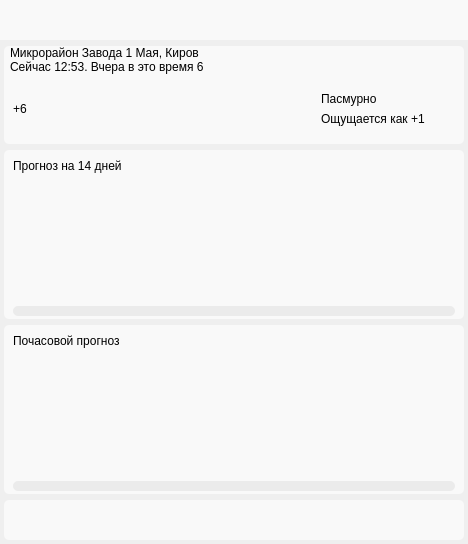
The window that path/interface.ui (bigidulka/Weather) describes before a commit, drawn with Qt 5.
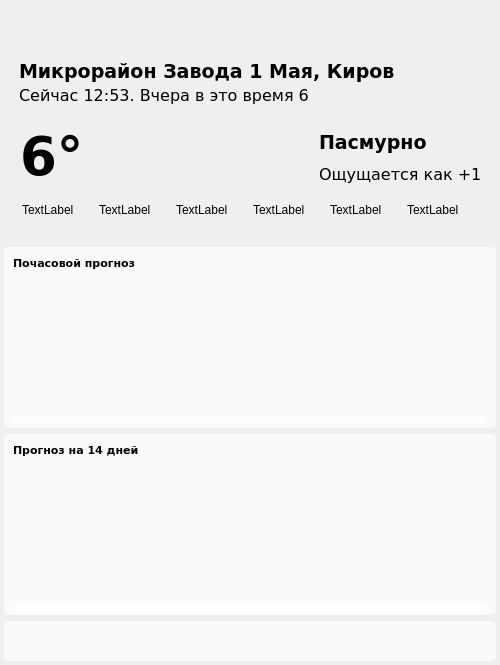
The same window after the commit. Icons and pictures are not drawn.

Diff of the .ui file:
```diff
--- a/path/interface.ui
+++ b/path/interface.ui
@@ -6,106 +6,135 @@
    <rect>
     <x>0</x>
     <y>0</y>
-    <width>468</width>
-    <height>544</height>
+    <width>500</width>
+    <height>665</height>
    </rect>
   </property>
+  <property name="font">
+   <font>
+    <pointsize>14</pointsize>
+   </font>
+  </property>
   <property name="windowTitle">
    <string>MainWindow</string>
   </property>
   <property name="styleSheet">
-   <string notr="true">#title {
-background-color: rgb(249, 249, 249);
-  border-radius: 0px;
+   <string notr="true">#MainWindow {
+background-image: url(:/fons/fons/stock-photo-beautiful-light-blue-sky-clouds.jpg);
 }
 
 QPushButton {
 background-color: transparent;
 border: 2px solid transparent;
-  border-radius: 5px;
-}
-
-#centralWidget {
-  border-radius: 5px;
+border-radius: 5px;
 }
 
 QFrame {
-  border-radius: 5px;
+border-radius: 5px;
+}
+
+#nameCityCountry,#condition,#prognozDn, #prognoz14, #temp {
+font-family: &quot;Verdana&quot;;
+font-weight: bold;
 }
 
 QPushButton:hover {
-background-color: rgba(200, 200, 200, 0.3);
+background-color: rgba(255, 255, 255, 0.5);
 border: 2px solid transparent;
 }
 
 QPushButton:pressed {
-background-color: rgba(200, 200, 200, 0.5);
-border: 2px solid transparent;
+background-color: rgba(255, 255, 255, 0.7);
+border: 2px solid transparent
 }
 
-#today, #hourly_forecast, #daily_forecast {
-  border-radius: 5px;
-  color: #333;
-  background-color: rgb(249, 249, 249);
-  padding: 5px
+#hourly_forecast,  #daily_forecast {
+border-radius: 5px;
+background-color:  rgba(255, 255, 255, 0.7);
+padding: 5px;
+}
 
+#hourly_forecast:hover,  #daily_forecast:hover {
+border: 2px solid rgba(232, 232, 232, 0.7);
 }
 
+
+/*скролл арея*/
 QScrollArea {
-                background-color: #ffffff;
-                border: none;
-  border-radius: 5px;
+background-color: transparent;
+border: none;
+border-radius: 5px;
 }
 
 #daily_scrollAreaCont, #hourly_scrollAreaCont {
-background-color: rgb(249, 249, 249);
+background-color: transparent;
 }
 
+
+/*скроллбары*/
 QScrollArea QFrame {
-    background-color: rgba(255, 255, 255, 0.0);
+background-color: transparent;
 }
 
 QScrollBar:horizontal {
-    background-color: rgb(249, 249, 249);
-    height: 10px;
+background-color: transparent;
+height: 10px;
 }
 
 QScrollBar {
-    background-color: transparent;
+background-color: transparent;
 }
 
 QScrollBar::handle {
-    background-color: rgba(200, 200, 200, 0.3);
-    border-radius: 5px;
+background-color: rgba(255, 255, 255, 0.7);
+border-radius: 5px;
+border: none;
 }
 
 QScrollBar::handle:hover, QScrollBar::handle:pressed {
-    background-color: rgba(200, 200, 200, 0.5);
+background-color: rgba(255, 255, 255, 0.9);
 }
 
 QScrollBar::add-page, QScrollBar::sub-page {
-    background-color: transparent;
+background-color: transparent;
 }
 
 QScrollBar::add-line, QScrollBar::sub-line {
-    background-color: transparent;
-    width: 0px;
-    height: 0px;
+background-color: transparent;
+width: 0px;
+height: 0px;
 }
 
 QScrollBar::add-line:horizontal {
-    border-right: 1px solid #333333;
+border-right: 1px solid #fff;
 }
 
 QScrollBar::sub-line:horizontal {
-    border-left: 1px solid #333333;
+border-left: 1px solid #fff;
 }
 
 QScrollBar::handle:horizontal {
-    min-width: 20px;
+min-width: 20px;
 }
 
-</string>
+
+
+/*поиск*/
+#searhPanel {
+background-color: rgba(255, 255, 255, 0.7);
+border-radius: 5px;
+padding: 5px;
+}
+
+#searhPanel:hover {
+border: 2px solid rgba(232, 232, 232, 0.7);
+}
+
+
+
+#searchEdit {
+background-color: rgba(255, 255, 255, 0);
+}</string>
   </property>
   <widget class="QWidget" name="centralwidget">
    <layout class="QVBoxLayout" name="verticalLayout">
@@ -179,7 +208,7 @@
          </property>
          <property name="icon">
           <iconset resource="res.qrc">
-           <normaloff>:/icon/icons/near_me_FILL0_wght400_GRAD0_opsz48.svg</normaloff>:/icon/icons/near_me_FILL0_wght400_GRAD0_opsz48.svg</iconset>
+           <normaloff>:/icons/icons/near_me_FILL0_wght400_GRAD0_opsz48.svg</normaloff>:/icons/icons/near_me_FILL0_wght400_GRAD0_opsz48.svg</iconset>
          </property>
         </widget>
        </item>
@@ -197,7 +226,7 @@
         </spacer>
        </item>
        <item>
-        <widget class="QPushButton" name="hide">
+        <widget class="QPushButton" name="hideBtn">
          <property name="sizePolicy">
           <sizepolicy hsizetype="Preferred" vsizetype="Expanding">
            <horstretch>0</horstretch>
@@ -215,12 +244,12 @@
          </property>
          <property name="icon">
           <iconset resource="res.qrc">
-           <normaloff>:/icon/icons/remove_FILL0_wght400_GRAD0_opsz48.svg</normaloff>:/icon/icons/remove_FILL0_wght400_GRAD0_opsz48.svg</iconset>
+           <normaloff>:/icons/icons/remove_FILL0_wght400_GRAD0_opsz48.svg</normaloff>:/icons/icons/remove_FILL0_wght400_GRAD0_opsz48.svg</iconset>
          </property>
         </widget>
        </item>
        <item>
-        <widget class="QPushButton" name="close">
+        <widget class="QPushButton" name="closeBtn">
          <property name="sizePolicy">
           <sizepolicy hsizetype="Preferred" vsizetype="Expanding">
            <horstretch>0</horstretch>
@@ -238,7 +267,7 @@
          </property>
          <property name="icon">
           <iconset resource="res.qrc">
-           <normaloff>:/icon/icons/close_FILL0_wght400_GRAD0_opsz48.svg</normaloff>:/icon/icons/close_FILL0_wght400_GRAD0_opsz48.svg</iconset>
+           <normaloff>:/icons/icons/close_FILL0_wght400_GRAD0_opsz48.svg</normaloff>:/icons/icons/close_FILL0_wght400_GRAD0_opsz48.svg</iconset>
          </property>
         </widget>
        </item>
@@ -258,7 +287,7 @@
         <number>4</number>
        </property>
        <property name="topMargin">
-        <number>6</number>
+        <number>20</number>
        </property>
        <property name="rightMargin">
         <number>4</number>
@@ -293,21 +322,9 @@
              <string notr="true"/>
             </property>
             <layout class="QVBoxLayout" name="verticalLayout_7">
-             <property name="spacing">
-              <number>0</number>
-             </property>
-             <property name="leftMargin">
-              <number>0</number>
-             </property>
              <property name="topMargin">
               <number>0</number>
              </property>
-             <property name="rightMargin">
-              <number>0</number>
-             </property>
-             <property name="bottomMargin">
-              <number>0</number>
-             </property>
              <item>
               <widget class="QFrame" name="basicInfo">
                <property name="frameShape">
@@ -364,16 +381,62 @@
                    </property>
                    <item>
                     <widget class="QLabel" name="nameCityCountry">
+                     <property name="sizePolicy">
+                      <sizepolicy hsizetype="Preferred" vsizetype="Preferred">
+                       <horstretch>0</horstretch>
+                       <verstretch>0</verstretch>
+                      </sizepolicy>
+                     </property>
+                     <property name="palette">
+                      <palette>
+                       <active/>
+                       <inactive/>
+                       <disabled/>
+                      </palette>
+                     </property>
+                     <property name="font">
+                      <font>
+                       <family>Verdana</family>
+                       <pointsize>14</pointsize>
+                       <weight>75</weight>
+                       <bold>true</bold>
+                      </font>
+                     </property>
                      <property name="text">
                       <string>Микрорайон Завода 1 Мая, Киров</string>
                      </property>
+                     <property name="textFormat">
+                      <enum>Qt::AutoText</enum>
+                     </property>
+                     <property name="scaledContents">
+                      <bool>false</bool>
+                     </property>
+                     <property name="alignment">
+                      <set>Qt::AlignLeading|Qt::AlignLeft|Qt::AlignTop</set>
+                     </property>
                     </widget>
                    </item>
                    <item>
                     <widget class="QLabel" name="time">
+                     <property name="palette">
+                      <palette>
+                       <active/>
+                       <inactive/>
+                       <disabled/>
+                      </palette>
+                     </property>
+                     <property name="font">
+                      <font>
+                       <family>Verdana</family>
+                       <pointsize>12</pointsize>
+                      </font>
+                     </property>
                      <property name="text">
                       <string>Сейчас 12:53. Вчера в это время 6</string>
                      </property>
+                     <property name="alignment">
+                      <set>Qt::AlignBottom|Qt::AlignLeading|Qt::AlignLeft</set>
+                     </property>
                     </widget>
                    </item>
                   </layout>
@@ -388,25 +451,94 @@
                    <enum>QFrame::Raised</enum>
                   </property>
                   <layout class="QHBoxLayout" name="horizontalLayout_3">
+                   <property name="spacing">
+                    <number>0</number>
+                   </property>
+                   <property name="leftMargin">
+                    <number>0</number>
+                   </property>
+                   <property name="topMargin">
+                    <number>20</number>
+                   </property>
+                   <property name="rightMargin">
+                    <number>0</number>
+                   </property>
+                   <property name="bottomMargin">
+                    <number>0</number>
+                   </property>
+                   <item>
+                    <widget class="QLabel" name="ico">
+                     <property name="sizePolicy">
+                      <sizepolicy hsizetype="Preferred" vsizetype="Preferred">
+                       <horstretch>0</horstretch>
+                       <verstretch>0</verstretch>
+                      </sizepolicy>
+                     </property>
+                     <property name="text">
+                      <string/>
+                     </property>
+                     <property name="pixmap">
+                      <pixmap resource="res.qrc">:/weatherDay/weather/64x64/day/113.png</pixmap>
+                     </property>
+                     <property name="scaledContents">
+                      <bool>false</bool>
+                     </property>
+                     <property name="margin">
+                      <number>0</number>
+                     </property>
+                     <property name="openExternalLinks">
+                      <bool>false</bool>
+                     </property>
+                    </widget>
+                   </item>
                    <item>
                     <widget class="QLabel" name="temp">
+                     <property name="sizePolicy">
+                      <sizepolicy hsizetype="Expanding" vsizetype="Preferred">
+                       <horstretch>0</horstretch>
+                       <verstretch>0</verstretch>
+                      </sizepolicy>
+                     </property>
+                     <property name="maximumSize">
+                      <size>
+                       <width>16777215</width>
+                       <height>16777215</height>
+                      </size>
+                     </property>
+                     <property name="palette">
+                      <palette>
+                       <active/>
+                       <inactive/>
+                       <disabled/>
+                      </palette>
+                     </property>
+                     <property name="font">
+                      <font>
+                       <family>Verdana</family>
+                       <pointsize>40</pointsize>
+                       <weight>75</weight>
+                       <italic>false</italic>
+                       <bold>true</bold>
+                       <underline>false</underline>
+                       <strikeout>false</strikeout>
+                      </font>
+                     </property>
                      <property name="text">
-                      <string>+6</string>
+                      <string>6°</string>
                      </property>
-                    </widget>
-                   </item>
-                   <item>
-                    <widget class="QFrame" name="ico">
-                     <property name="frameShape">
-                      <enum>QFrame::StyledPanel</enum>
-                     </property>
-                     <property name="frameShadow">
-                      <enum>QFrame::Raised</enum>
+                     <property name="textFormat">
+                      <enum>Qt::AutoText</enum>
                      </property>
                     </widget>
                    </item>
                    <item>
                     <widget class="QFrame" name="frame_5">
+                     <property name="sizePolicy">
+                      <sizepolicy hsizetype="Minimum" vsizetype="Preferred">
+                       <horstretch>0</horstretch>
+                       <verstretch>0</verstretch>
+                      </sizepolicy>
+                     </property>
                      <property name="frameShape">
                       <enum>QFrame::StyledPanel</enum>
                      </property>
@@ -414,18 +546,64 @@
                       <enum>QFrame::Raised</enum>
                      </property>
                      <layout class="QVBoxLayout" name="verticalLayout_6">
+                      <property name="leftMargin">
+                       <number>0</number>
+                      </property>
+                      <property name="topMargin">
+                       <number>0</number>
+                      </property>
+                      <property name="rightMargin">
+                       <number>5</number>
+                      </property>
+                      <property name="bottomMargin">
+                       <number>0</number>
+                      </property>
                       <item>
                        <widget class="QLabel" name="condition">
+                        <property name="palette">
+                         <palette>
+                          <active/>
+                          <inactive/>
+                          <disabled/>
+                         </palette>
+                        </property>
+                        <property name="font">
+                         <font>
+                          <family>Verdana</family>
+                          <pointsize>14</pointsize>
+                          <weight>75</weight>
+                          <bold>true</bold>
+                         </font>
+                        </property>
                         <property name="text">
                          <string>Пасмурно</string>
                         </property>
+                        <property name="alignment">
+                         <set>Qt::AlignBottom|Qt::AlignLeading|Qt::AlignLeft</set>
+                        </property>
                        </widget>
                       </item>
                       <item>
                        <widget class="QLabel" name="feels_like">
+                        <property name="palette">
+                         <palette>
+                          <active/>
+                          <inactive/>
+                          <disabled/>
+                         </palette>
+                        </property>
+                        <property name="font">
+                         <font>
+                          <family>Verdana</family>
+                          <pointsize>12</pointsize>
+                         </font>
+                        </property>
                         <property name="text">
                          <string>Ощущается как +1</string>
                         </property>
+                        <property name="alignment">
+                         <set>Qt::AlignLeading|Qt::AlignLeft|Qt::AlignVCenter</set>
+                        </property>
                        </widget>
                       </item>
                      </layout>
@@ -434,12 +612,144 @@
                   </layout>
                  </widget>
                 </item>
+                <item>
+                 <widget class="QFrame" name="frame">
+                  <property name="sizePolicy">
+                   <sizepolicy hsizetype="Preferred" vsizetype="Preferred">
+                    <horstretch>0</horstretch>
+                    <verstretch>0</verstretch>
+                   </sizepolicy>
+                  </property>
+                  <property name="frameShape">
+                   <enum>QFrame::StyledPanel</enum>
+                  </property>
+                  <property name="frameShadow">
+                   <enum>QFrame::Raised</enum>
+                  </property>
+                  <layout class="QHBoxLayout" name="horizontalLayout_4">
+                   <item>
+                    <widget class="QLabel" name="label_2">
+                     <property name="text">
+                      <string>TextLabel</string>
+                     </property>
+                    </widget>
+                   </item>
+                   <item>
+                    <widget class="QLabel" name="label_6">
+                     <property name="text">
+                      <string>TextLabel</string>
+                     </property>
+                    </widget>
+                   </item>
+                   <item>
+                    <widget class="QLabel" name="label_5">
+                     <property name="text">
+                      <string>TextLabel</string>
+                     </property>
+                    </widget>
+                   </item>
+                   <item>
+                    <widget class="QLabel" name="label_4">
+                     <property name="text">
+                      <string>TextLabel</string>
+                     </property>
+                    </widget>
+                   </item>
+                   <item>
+                    <widget class="QLabel" name="label_3">
+                     <property name="text">
+                      <string>TextLabel</string>
+                     </property>
+                    </widget>
+                   </item>
+                   <item>
+                    <widget class="QLabel" name="label">
+                     <property name="text">
+                      <string>TextLabel</string>
+                     </property>
+                    </widget>
+                   </item>
+                  </layout>
+                 </widget>
+                </item>
                </layout>
               </widget>
              </item>
             </layout>
            </widget>
           </item>
+          <item>
+           <widget class="QWidget" name="hourly_forecast" native="true">
+            <layout class="QVBoxLayout" name="verticalLayout_9">
+             <property name="bottomMargin">
+              <number>3</number>
+             </property>
+             <item>
+              <widget class="QLabel" name="prognozDn">
+               <property name="sizePolicy">
+                <sizepolicy hsizetype="Preferred" vsizetype="Maximum">
+                 <horstretch>0</horstretch>
+                 <verstretch>0</verstretch>
+                </sizepolicy>
+               </property>
+               <property name="palette">
+                <palette>
+                 <active/>
+                 <inactive/>
+                 <disabled/>
+                </palette>
+               </property>
+               <property name="font">
+                <font>
+                 <family>Verdana</family>
+                 <pointsize>8</pointsize>
+                 <weight>75</weight>
+                 <bold>true</bold>
+                </font>
+               </property>
+               <property name="text">
+                <string>Почасовой прогноз</string>
+               </property>
+              </widget>
+             </item>
+             <item>
+              <widget class="QScrollArea" name="hourly_scrollArea">
+               <property name="sizePolicy">
+                <sizepolicy hsizetype="Preferred" vsizetype="Preferred">
+                 <horstretch>0</horstretch>
+                 <verstretch>0</verstretch>
+                </sizepolicy>
+               </property>
+               <property name="verticalScrollBarPolicy">
+                <enum>Qt::ScrollBarAlwaysOff</enum>
+               </property>
+               <property name="horizontalScrollBarPolicy">
+                <enum>Qt::ScrollBarAlwaysOn</enum>
+               </property>
+               <property name="sizeAdjustPolicy">
+                <enum>QAbstractScrollArea::AdjustToContents</enum>
+               </property>
+               <property name="widgetResizable">
+                <bool>true</bool>
+               </property>
+               <widget class="QWidget" name="hourly_scrollAreaCont">
+                <property name="geometry">
+                 <rect>
+                  <x>0</x>
+                  <y>0</y>
+                  <width>470</width>
+                  <height>123</height>
+                 </rect>
+                </property>
+                <property name="styleSheet">
+                 <string notr="true"/>
+                </property>
+               </widget>
+              </widget>
+             </item>
+            </layout>
+           </widget>
+          </item>
           <item>
            <widget class="QWidget" name="daily_forecast" native="true">
             <layout class="QVBoxLayout" name="verticalLayout_8">
@@ -457,6 +767,27 @@
              </property>
              <item>
               <widget class="QLabel" name="prognoz14">
+               <property name="sizePolicy">
+                <sizepolicy hsizetype="Preferred" vsizetype="Maximum">
+                 <horstretch>0</horstretch>
+                 <verstretch>0</verstretch>
+                </sizepolicy>
+               </property>
+               <property name="palette">
+                <palette>
+                 <active/>
+                 <inactive/>
+                 <disabled/>
+                </palette>
+               </property>
+               <property name="font">
+                <font>
+                 <family>Verdana</family>
+                 <pointsize>8</pointsize>
+                 <weight>75</weight>
+                 <bold>true</bold>
+                </font>
+               </property>
                <property name="text">
                 <string>Прогноз на 14 дней</string>
                </property>
@@ -464,6 +795,12 @@
              </item>
              <item>
               <widget class="QScrollArea" name="daily_scrollArea">
+               <property name="sizePolicy">
+                <sizepolicy hsizetype="Preferred" vsizetype="Preferred">
+                 <horstretch>0</horstretch>
+                 <verstretch>0</verstretch>
+                </sizepolicy>
+               </property>
                <property name="minimumSize">
                 <size>
                  <width>0</width>
@@ -487,8 +824,8 @@
                  <rect>
                   <x>0</x>
                   <y>0</y>
-                  <width>442</width>
-                  <height>130</height>
+                  <width>474</width>
+                  <height>125</height>
                  </rect>
                 </property>
                 <property name="sizePolicy">
@@ -506,51 +843,6 @@
             </layout>
            </widget>
           </item>
-          <item>
-           <widget class="QWidget" name="hourly_forecast" native="true">
-            <layout class="QVBoxLayout" name="verticalLayout_9">
-             <property name="bottomMargin">
-              <number>3</number>
-             </property>
-             <item>
-              <widget class="QLabel" name="prognozDn">
-               <property name="text">
-                <string>Почасовой прогноз</string>
-               </property>
-              </widget>
-             </item>
-             <item>
-              <widget class="QScrollArea" name="hourly_scrollArea">
-               <property name="verticalScrollBarPolicy">
-                <enum>Qt::ScrollBarAlwaysOff</enum>
-               </property>
-               <property name="horizontalScrollBarPolicy">
-                <enum>Qt::ScrollBarAlwaysOn</enum>
-               </property>
-               <property name="sizeAdjustPolicy">
-                <enum>QAbstractScrollArea::AdjustToContents</enum>
-               </property>
-               <property name="widgetResizable">
-                <bool>true</bool>
-               </property>
-               <widget class="QWidget" name="hourly_scrollAreaCont">
-                <property name="geometry">
-                 <rect>
-                  <x>0</x>
-                  <y>0</y>
-                  <width>442</width>
-                  <height>130</height>
-                 </rect>
-                </property>
-                <property name="styleSheet">
-                 <string notr="true"/>
-                </property>
-               </widget>
-              </widget>
-             </item>
-            </layout>
-           </widget>
-          </item>
          </layout>
         </widget>
        </item>
@@ -569,27 +861,7 @@
           </size>
          </property>
          <property name="styleSheet">
-          <string notr="true">/* Стиль для элемента с классом &quot;example&quot; */
-#searhPanel {
-
-  color: #333;
-  background-color: rgb(249, 249, 249);
-  border-radius: 5px;
-	padding: 5px
-}
-
-/* Стиль для элемента с классом &quot;example&quot; при наведении мыши на него */
-#searhPanel:hover {
-  background-color: rgba(200, 200, 200, 0.3);
-  border: 1px solid #aaa;
-}
-
-QTextEdit {
-	  font-size: 16px;
-  border: none;
-  background-color: transparent;
-}
-</string>
+          <string notr="true"/>
          </property>
          <property name="frameShape">
           <enum>QFrame::StyledPanel</enum>
@@ -616,16 +888,21 @@
           <property name="bottomMargin">
            <number>0</number>
           </property>
-          <item alignment="Qt::AlignTop">
-           <widget class="QTextEdit" name="searchEdit">
-            <property name="minimumSize">
-             <size>
-              <width>0</width>
-              <height>0</height>
-             </size>
+          <item>
+           <widget class="QPlainTextEdit" name="searchEdit">
+            <property name="font">
+             <font>
+              <pointsize>12</pointsize>
+             </font>
             </property>
-            <property name="layoutDirection">
-             <enum>Qt::LeftToRight</enum>
+            <property name="undoRedoEnabled">
+             <bool>false</bool>
+            </property>
+            <property name="plainText">
+             <string notr="true"/>
+            </property>
+            <property name="textInteractionFlags">
+             <set>Qt::TextEditable|Qt::TextSelectableByMouse</set>
             </property>
            </widget>
           </item>
@@ -648,7 +925,7 @@
             </property>
             <property name="icon">
              <iconset resource="res.qrc">
-              <normaloff>:/icon/icons/close_FILL0_wght400_GRAD0_opsz48.svg</normaloff>:/icon/icons/close_FILL0_wght400_GRAD0_opsz48.svg</iconset>
+              <normaloff>:/icons/icons/close_FILL0_wght400_GRAD0_opsz48.svg</normaloff>:/icons/icons/close_FILL0_wght400_GRAD0_opsz48.svg</iconset>
             </property>
            </widget>
           </item>
@@ -671,7 +948,7 @@
             </property>
             <property name="icon">
              <iconset resource="res.qrc">
-              <normaloff>:/icon/icons/search_FILL0_wght400_GRAD0_opsz48.svg</normaloff>:/icon/icons/search_FILL0_wght400_GRAD0_opsz48.svg</iconset>
+              <normaloff>:/icons/icons/search_FILL0_wght400_GRAD0_opsz48.svg</normaloff>:/icons/icons/search_FILL0_wght400_GRAD0_opsz48.svg</iconset>
             </property>
            </widget>
           </item>
```
